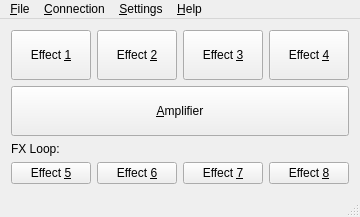
Qt form src/ui/mainwindow.ui (offa/plug) before a commit.
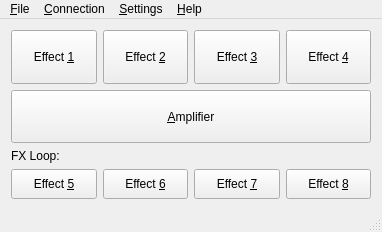
The same form after that commit.

Commit message: Set minimum button size for Mac OS compatibility (#266)

```diff
--- a/src/ui/mainwindow.ui
+++ b/src/ui/mainwindow.ui
@@ -6,8 +6,8 @@
    <rect>
     <x>0</x>
     <y>0</y>
-    <width>360</width>
-    <height>217</height>
+    <width>382</width>
+    <height>232</height>
    </rect>
   </property>
   <property name="windowTitle">
@@ -40,7 +40,7 @@
         <property name="minimumSize">
          <size>
           <width>75</width>
-          <height>25</height>
+          <height>30</height>
          </size>
         </property>
         <property name="accessibleName">
@@ -65,7 +65,7 @@
         <property name="minimumSize">
          <size>
           <width>75</width>
-          <height>25</height>
+          <height>30</height>
          </size>
         </property>
         <property name="accessibleName">
@@ -90,7 +90,7 @@
         <property name="minimumSize">
          <size>
           <width>75</width>
-          <height>25</height>
+          <height>30</height>
          </size>
         </property>
         <property name="accessibleName">
@@ -115,7 +115,7 @@
         <property name="minimumSize">
          <size>
           <width>75</width>
-          <height>25</height>
+          <height>30</height>
          </size>
         </property>
         <property name="accessibleName">
@@ -167,6 +167,12 @@
      <layout class="QHBoxLayout" name="horizontalLayout">
       <item>
        <widget class="QPushButton" name="FxEffectButton1">
+        <property name="minimumSize">
+         <size>
+          <width>75</width>
+          <height>30</height>
+         </size>
+        </property>
         <property name="text">
          <string>Effect &amp;5</string>
         </property>
@@ -174,6 +180,12 @@
       </item>
       <item>
        <widget class="QPushButton" name="FxEffectButton2">
+        <property name="minimumSize">
+         <size>
+          <width>75</width>
+          <height>30</height>
+         </size>
+        </property>
         <property name="text">
          <string>Effect &amp;6</string>
         </property>
@@ -181,6 +193,12 @@
       </item>
       <item>
        <widget class="QPushButton" name="FxEffectButton3">
+        <property name="minimumSize">
+         <size>
+          <width>75</width>
+          <height>30</height>
+         </size>
+        </property>
         <property name="text">
          <string>Effect &amp;7</string>
         </property>
@@ -188,6 +206,12 @@
       </item>
       <item>
        <widget class="QPushButton" name="FxEffectButton4">
+        <property name="minimumSize">
+         <size>
+          <width>75</width>
+          <height>30</height>
+         </size>
+        </property>
         <property name="text">
          <string>Effect &amp;8</string>
         </property>
@@ -202,7 +226,7 @@
     <rect>
      <x>0</x>
      <y>0</y>
-     <width>360</width>
+     <width>382</width>
      <height>32</height>
     </rect>
    </property>
```
